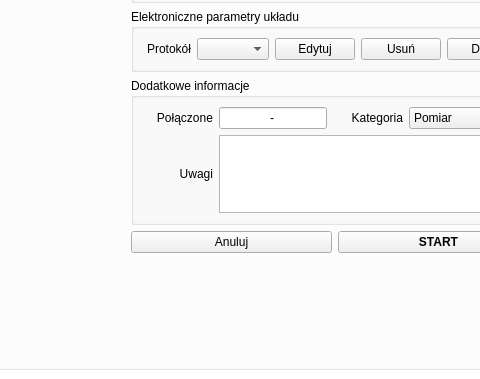
Old version of the form TripleReg/mainwindow.ui in the repository ziemastz/SL; both pictures show x 375 to 855 and y 289 to 668 of the 1286 by 668 pixel window.
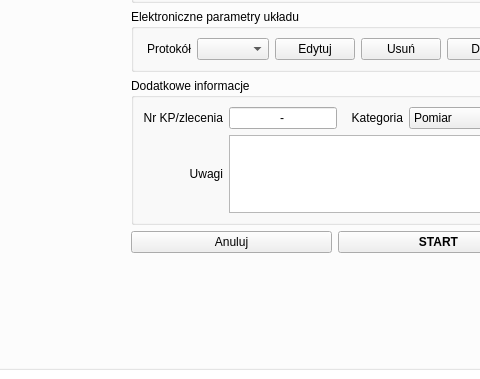
New version of the form. The open tabs and pages were chosen to show the change. Icons and pictures are not drawn.

Diff of the .ui file:
```diff
--- a/TripleReg/mainwindow.ui
+++ b/TripleReg/mainwindow.ui
@@ -943,7 +943,7 @@
                  </sizepolicy>
                 </property>
                 <property name="text">
-                 <string>Połączone</string>
+                 <string>Nr KP/zlecenia</string>
                 </property>
                 <property name="alignment">
                  <set>Qt::AlignRight|Qt::AlignTrailing|Qt::AlignVCenter</set>
```
Left out of the diff: 2 changed lines with no effect on the pictures.
